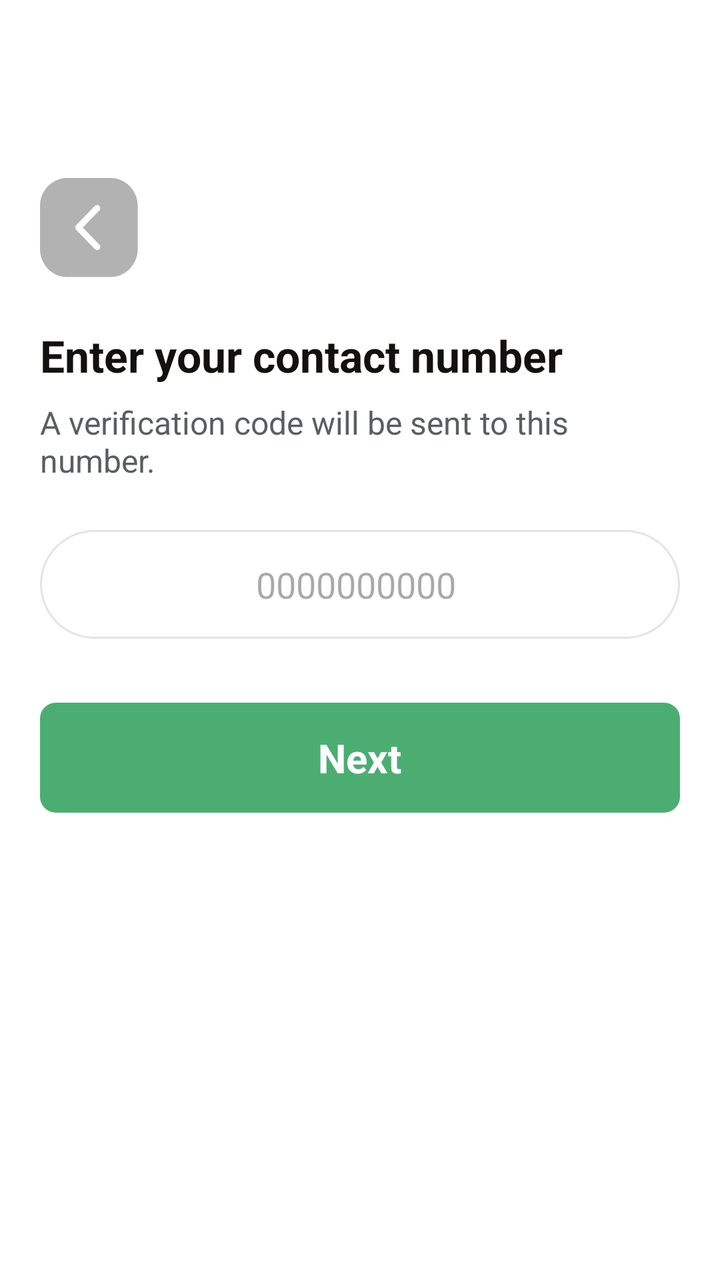
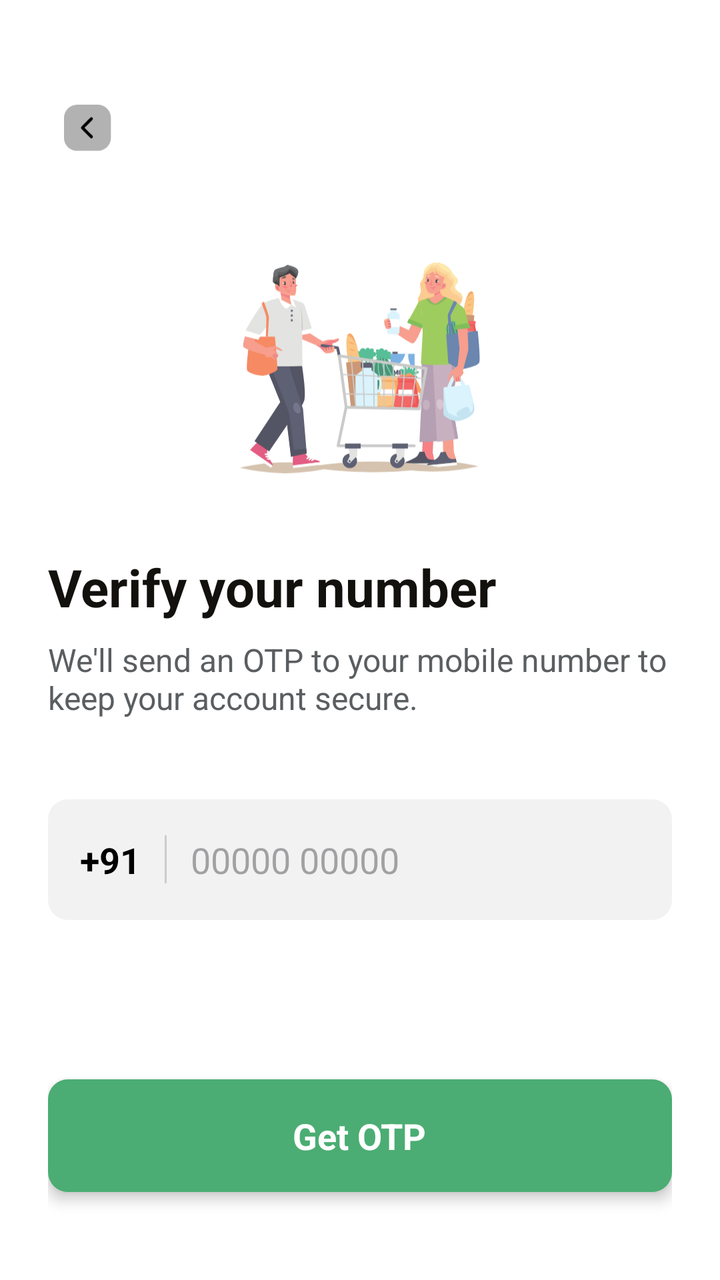

An Android layout rendered at two revisions. The XML below is the earlier revision; the diff shows what the commit changed to produce the second picture.
<!-- AndroidManifest.xml: application theme Theme.GrocHub -->
<!-- res/layout/activity_number_enter.xml -->
<LinearLayout
    xmlns:android="http://schemas.android.com/apk/res/android"
    xmlns:tools="http://schemas.android.com/tools"
    xmlns:app="http://schemas.android.com/apk/res-auto"
    android:background="#FFFFFF"
    android:orientation="vertical"
    android:layout_width="match_parent"
    android:layout_height="match_parent">

    <ScrollView
        android:layout_width="match_parent"
        android:layout_height="wrap_content"
        android:layout_weight="1"
        android:background="#FFFFFF">

        <LinearLayout
            android:layout_width="match_parent"
            android:layout_height="match_parent"
            android:orientation="vertical">

            <LinearLayout
                android:layout_width="match_parent"
                android:layout_height="wrap_content"
                android:paddingHorizontal="20dp"
                android:layout_marginTop="89dp"
                android:layout_marginBottom="48dp"
                android:orientation="vertical">

                <LinearLayout
                    android:layout_width="match_parent"
                    android:layout_height="wrap_content"
                    android:layout_marginBottom="24dp"
                    android:orientation="vertical">

                    <ImageView
                        android:id="@+id/iv_back"
                        android:layout_width="50dp"
                        android:layout_height="50dp"
                        android:background="@drawable/back_button_trasparent"
                        android:scaleType="fitXY" />
                </LinearLayout>

                <LinearLayout
                    android:layout_width="match_parent"
                    android:layout_height="wrap_content"
                    android:orientation="vertical">

                    <LinearLayout
                        android:layout_width="match_parent"
                        android:layout_height="wrap_content"
                        android:paddingRight="32dp"
                        android:layout_marginBottom="24dp"
                        android:orientation="vertical">

                        <TextView
                            android:textColor="#12110D"
                            android:textSize="22sp"
                            android:textStyle="bold"
                            android:layout_marginBottom="8dp"
                            android:layout_height="wrap_content"
                            android:layout_width="wrap_content"
                            android:text="Enter your contact number" />

                        <TextView
                            android:textColor="#5A5E60"
                            android:textSize="16sp"
                            android:layout_height="wrap_content"
                            android:layout_width="match_parent"
                            android:layout_weight="1"
                            android:text="A verification code will be sent to this number." />
                    </LinearLayout>

                    <LinearLayout
                        android:layout_width="match_parent"
                        android:layout_height="wrap_content"
                        android:orientation="vertical">

                        <LinearLayout
                            android:layout_width="match_parent"
                            android:layout_height="wrap_content"
                            android:gravity="center_vertical"
                            android:background="@drawable/s12110d1csw1cr50bffffff"
                            android:paddingHorizontal="7dp"
                            android:layout_marginBottom="32dp"
                            android:orientation="horizontal">

                            <EditText
                                android:id="@+id/et_phone_number"
                                android:inputType="phone"
                                android:hint="0000000000"
                                android:background="@null"
                                android:textColor="@color/black"
                                android:textSize="18sp"
                                android:layout_marginEnd="4dp"
                                android:layout_width="0dp"
                                android:layout_height="wrap_content"
                                android:layout_weight="1"
                                android:paddingVertical="15dp"
                                android:gravity="center"
                                />
                        </LinearLayout>

                        <LinearLayout
                            android:id="@+id/btn_next"
                            android:layout_width="match_parent"
                            android:layout_height="wrap_content"
                            android:gravity="center_horizontal"
                            android:background="@drawable/add_to_cart_bg"
                            android:paddingVertical="14dp"
                            android:clickable="true"
                            android:focusable="true"
                            android:orientation="vertical">

                            <TextView
                                android:textColor="@color/white"
                                android:textSize="20sp"
                                android:textStyle="bold"
                                android:layout_height="wrap_content"
                                android:layout_width="wrap_content"
                                android:gravity="center"
                                android:text="Next" />
                        </LinearLayout>
                    </LinearLayout>
                </LinearLayout>
            </LinearLayout>
        </LinearLayout>
    </ScrollView>
</LinearLayout>
<!-- resources referenced by this layout -->
<resources>
  <color name="black">#FF000000</color>
  <color name="white">#FFFFFFFF</color>
  <!-- drawable add_to_cart_bg (drawable) -->
  <shape xmlns:android="http://schemas.android.com/apk/res/android">
      <solid android:color="@color/Primary" />
      <corners android:radius="8dp"/>
  </shape>
  <!-- drawable back_button_trasparent (drawable) -->
  <vector xmlns:android="http://schemas.android.com/apk/res/android"
      android:width="32dp"
      android:height="31dp"
      android:viewportWidth="32"
      android:viewportHeight="31">
      <path
          android:fillColor="#4D000000"
          android:pathData="M0 8.69c0-2.3 0.92-4.52 2.55-6.14 1.63-1.63 3.84-2.55 6.14-2.55h13.9c4.8 0 8.69 3.89 8.69 8.69v13.32c0 4.8-3.89 8.69-8.69 8.69h-13.9c-4.8 0-8.69-3.89-8.69-8.69z"/>
      <path
          android:strokeColor="#FFFFFFFF"
          android:strokeWidth="2"
          android:strokeLineCap="round"
          android:strokeLineJoin="round"
          android:pathData="M18.28 21.35l-6-6 6-6"/>
  </vector>
  <!-- drawable s12110d1csw1cr50bffffff (drawable) -->
  <?xml version="1.0" encoding="UTF-8"?>
  <shape
      xmlns:android="http://schemas.android.com/apk/res/android">
      <solid
          android:color="#FFFFFF"
          />
      <stroke
          android:color="#1C12110D"
          android:width="1dp"
          />
      <corners
          android:radius="50dp"
          />
  </shape>
  <style name="Theme.GrocHub" parent="Base.Theme.GrocHub" />
  <color name="Primary">#4CAD73</color>
  <style name="Base.Theme.GrocHub" parent="Theme.Material3.DayNight.NoActionBar">
          
          
      </style>
</resources>

<!-- the commit's change to res/layout/activity_number_enter.xml (unified diff, before → after) -->
@@ -1,128 +1,121 @@
-<LinearLayout
-    xmlns:android="http://schemas.android.com/apk/res/android"
-    xmlns:tools="http://schemas.android.com/tools"
+<?xml version="1.0" encoding="utf-8"?>
+<LinearLayout xmlns:android="http://schemas.android.com/apk/res/android"
     xmlns:app="http://schemas.android.com/apk/res-auto"
+    android:id="@+id/main"
+    android:layout_width="match_parent"
+    android:layout_height="match_parent"
     android:background="#FFFFFF"
-    android:orientation="vertical"
-    android:layout_width="match_parent"
-    android:layout_height="match_parent">
+    android:orientation="vertical">
 
     <ScrollView
         android:layout_width="match_parent"
-        android:layout_height="wrap_content"
-        android:layout_weight="1"
-        android:background="#FFFFFF">
+        android:layout_height="match_parent"
+        android:fillViewport="true">
 
         <LinearLayout
             android:layout_width="match_parent"
-            android:layout_height="match_parent"
-            android:orientation="vertical">
+            android:layout_height="wrap_content"
+            android:orientation="vertical"
+            android:padding="24dp">
+
+            <ImageView
+                android:id="@+id/iv_back"
+                android:layout_width="40dp"
+                android:layout_height="40dp"
+                android:layout_marginTop="20dp"
+                android:background="?attr/selectableItemBackgroundBorderless"
+                android:padding="8dp"
+                android:src="@drawable/back_button_trasparent"
+                app:tint="@color/black" />
+
+            <ImageView
+                android:layout_width="120dp"
+                android:layout_height="120dp"
+                android:layout_gravity="center"
+                android:layout_marginTop="40dp"
+                android:src="@drawable/welcomepagepeople"
+                android:alpha="0.8"/>
+
+            <TextView
+                android:layout_width="wrap_content"
+                android:layout_height="wrap_content"
+                android:layout_marginTop="32dp"
+                android:text="Verify your number"
+                android:textColor="#12110D"
+                android:textSize="26sp"
+                android:textStyle="bold" />
+
+            <TextView
+                android:layout_width="wrap_content"
+                android:layout_height="wrap_content"
+                android:layout_marginTop="8dp"
+                android:text="We'll send an OTP to your mobile number to keep your account secure."
+                android:textColor="#5A5E60"
+                android:textSize="16sp" />
 
             <LinearLayout
                 android:layout_width="match_parent"
                 android:layout_height="wrap_content"
-                android:paddingHorizontal="20dp"
-                android:layout_marginTop="89dp"
-                android:layout_marginBottom="48dp"
-                android:orientation="vertical">
+                android:layout_marginTop="40dp"
+                android:background="@drawable/cr10bf2f2f2"
+                android:gravity="center_vertical"
+                android:orientation="horizontal"
+                android:paddingHorizontal="16dp">
 
-                <LinearLayout
+                <TextView
+                    android:layout_width="wrap_content"
+                    android:layout_height="wrap_content"
+                    android:text="+91"
+                    android:textColor="@color/black"
+                    android:textSize="18sp"
+                    android:textStyle="bold" />
+
+                <View
+                    android:layout_width="1dp"
+                    android:layout_height="24dp"
+                    android:layout_marginHorizontal="12dp"
+                    android:background="#CCCCCC" />
+
+                <EditText
+                    android:id="@+id/et_phone_number"
                     android:layout_width="match_parent"
                     android:layout_height="wrap_content"
-                    android:layout_marginBottom="24dp"
-                    android:orientation="vertical">
+                    android:background="@null"
+                    android:hint="00000 00000"
+                    android:inputType="phone"
+                    android:maxLength="10"
+                    android:paddingVertical="18dp"
+                    android:textColor="@color/black"
+                    android:textSize="18sp" />
+            </LinearLayout>
 
-                    <ImageView
-                        android:id="@+id/iv_back"
-                        android:layout_width="50dp"
-                        android:layout_height="50dp"
-                        android:background="@drawable/back_button_trasparent"
-                        android:scaleType="fitXY" />
-                </LinearLayout>
+            <View
+                android:layout_width="match_parent"
+                android:layout_height="0dp"
+                android:layout_weight="1" />
 
-                <LinearLayout
-                    android:layout_width="match_parent"
+            <LinearLayout
+                android:id="@+id/btn_next"
+                android:layout_width="match_parent"
+                android:layout_height="wrap_content"
+                android:layout_marginBottom="20dp"
+                android:background="@drawable/cr10b4bad73"
+                android:clickable="true"
+                android:elevation="4dp"
+                android:focusable="true"
+                android:foreground="?attr/selectableItemBackground"
+                android:gravity="center"
+                android:paddingVertical="16dp">
+
+                <TextView
+                    android:layout_width="wrap_content"
                     android:layout_height="wrap_content"
-                    android:orientation="vertical">
+                    android:text="Get OTP"
+                    android:textColor="@color/white"
+                    android:textSize="18sp"
+                    android:textStyle="bold" />
+            </LinearLayout>
 
-                    <LinearLayout
-                        android:layout_width="match_parent"
-                        android:layout_height="wrap_content"
-                        android:paddingRight="32dp"
-                        android:layout_marginBottom="24dp"
-                        android:orientation="vertical">
-
-                        <TextView
-                            android:textColor="#12110D"
-                            android:textSize="22sp"
-                            android:textStyle="bold"
-                            android:layout_marginBottom="8dp"
-                            android:layout_height="wrap_content"
-                            android:layout_width="wrap_content"
-                            android:text="Enter your contact number" />
-
-                        <TextView
-                            android:textColor="#5A5E60"
-                            android:textSize="16sp"
-                            android:layout_height="wrap_content"
-                            android:layout_width="match_parent"
-                            android:layout_weight="1"
-                            android:text="A verification code will be sent to this number." />
-                    </LinearLayout>
-
-                    <LinearLayout
-                        android:layout_width="match_parent"
-                        android:layout_height="wrap_content"
-                        android:orientation="vertical">
-
-                        <LinearLayout
-                            android:layout_width="match_parent"
-                            android:layout_height="wrap_content"
-                            android:gravity="center_vertical"
-                            android:background="@drawable/s12110d1csw1cr50bffffff"
-                            android:paddingHorizontal="7dp"
-                            android:layout_marginBottom="32dp"
-                            android:orientation="horizontal">
-
-                            <EditText
-                                android:id="@+id/et_phone_number"
-                                android:inputType="phone"
-                                android:hint="0000000000"
-                                android:background="@null"
-                                android:textColor="@color/black"
-                                android:textSize="18sp"
-                                android:layout_marginEnd="4dp"
-                                android:layout_width="0dp"
-                                android:layout_height="wrap_content"
-                                android:layout_weight="1"
-                                android:paddingVertical="15dp"
-                                android:gravity="center"
-                                />
-                        </LinearLayout>
-
-                        <LinearLayout
-                            android:id="@+id/btn_next"
-                            android:layout_width="match_parent"
-                            android:layout_height="wrap_content"
-                            android:gravity="center_horizontal"
-                            android:background="@drawable/add_to_cart_bg"
-                            android:paddingVertical="14dp"
-                            android:clickable="true"
-                            android:focusable="true"
-                            android:orientation="vertical">
-
-                            <TextView
-                                android:textColor="@color/white"
-                                android:textSize="20sp"
-                                android:textStyle="bold"
-                                android:layout_height="wrap_content"
-                                android:layout_width="wrap_content"
-                                android:gravity="center"
-                                android:text="Next" />
-                        </LinearLayout>
-                    </LinearLayout>
-                </LinearLayout>
-            </LinearLayout>
         </LinearLayout>
     </ScrollView>
 </LinearLayout>
<!-- resource entries referenced after the edit -->
@@ -2,11 +2,6 @@
 <resources>
   <color name="black">#FF000000</color>
   <color name="white">#FFFFFFFF</color>
-  <!-- drawable add_to_cart_bg (drawable) -->
-  <shape xmlns:android="http://schemas.android.com/apk/res/android">
-      <solid android:color="@color/Primary" />
-      <corners android:radius="8dp"/>
-  </shape>
   <!-- drawable back_button_trasparent (drawable) -->
   <vector xmlns:android="http://schemas.android.com/apk/res/android"
       android:width="32dp"
@@ -23,23 +18,30 @@
           android:strokeLineJoin="round"
           android:pathData="M18.28 21.35l-6-6 6-6"/>
   </vector>
-  <!-- drawable s12110d1csw1cr50bffffff (drawable) -->
+  <!-- drawable cr10b4bad73 (drawable) -->
   <?xml version="1.0" encoding="UTF-8"?>
   <shape
       xmlns:android="http://schemas.android.com/apk/res/android">
       <solid
-          android:color="#FFFFFF"
-          />
-      <stroke
-          android:color="#1C12110D"
-          android:width="1dp"
+          android:color="#4BAD73"
           />
       <corners
-          android:radius="50dp"
+          android:radius="10dp"
           />
   </shape>
+  <!-- drawable cr10bf2f2f2 (drawable) -->
+  <?xml version="1.0" encoding="UTF-8"?>
+  <shape
+      xmlns:android="http://schemas.android.com/apk/res/android">
+      <solid
+          android:color="#F2F2F2"
+          />
+      <corners
+          android:radius="10dp"
+          />
+  </shape>
+  <!-- drawable welcomepagepeople: vector/xml drawable (drawable, 57945 chars, omitted) -->
   <style name="Theme.GrocHub" parent="Base.Theme.GrocHub" />
-  <color name="Primary">#4CAD73</color>
   <style name="Base.Theme.GrocHub" parent="Theme.Material3.DayNight.NoActionBar">
           
           
